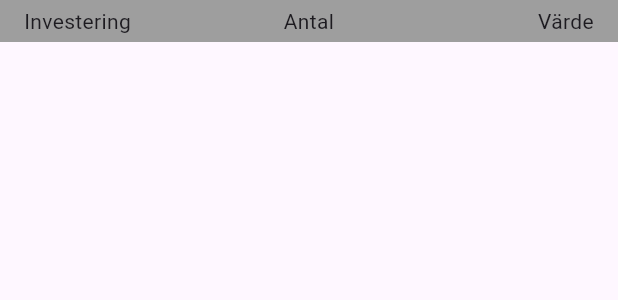
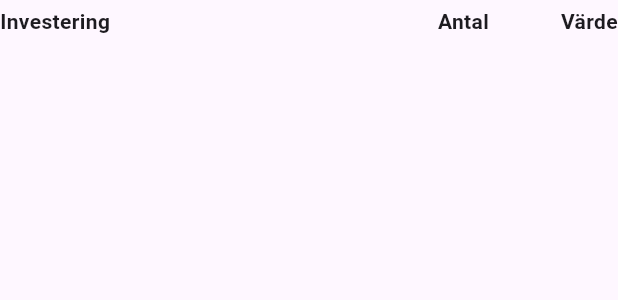
Before and after one commit to Wiiggyy/bankopol, a Flutter app: the InvestmentItemHeader widget shown alone on an empty page, opened directly, on a phone screen of 412 x 824 dp. Shown: the top 300 px of the screen. Run offline on Flutter 3.47's test engine with Material 3 defaults, Android fonts, the light colour scheme and no system bars; our stand-ins replace camera, dio, flip_card; missing offline and left inert: google_mlkit_barcode_scanning, qr_bar_code_scanner_dialog; network calls fail; Roboto replaces fonts that are missing (San Francisco).

Commit message:
style fix

```diff
--- a/lib/main.dart
+++ b/lib/main.dart
@@ -19,6 +19,7 @@ class _MyAppState extends State<MyApp> {
   @override
   Widget build(BuildContext context) {
     return MaterialApp(
+      theme: ThemeData(fontFamily: 'San Francisco'),
       title: 'Flutter Demo',
       home: StartScreen(
         gameProvider: gameProvider,
--- a/lib/widgets/investments/investment_item_header.dart
+++ b/lib/widgets/investments/investment_item_header.dart
@@ -9,18 +9,18 @@ class InvestmentItemHeader extends StatelessWidget {
   Widget build(BuildContext context) {
     return Container(
       width: double.infinity,
-      color: Colors.grey,
       padding: const EdgeInsets.symmetric(
-        horizontal: 16,
+        // horizontal: 16,
         vertical: 4,
       ),
       child: const Row(
         children: [
           Expanded(
-            flex: 2,
+            flex: 4,
             child: Text(
               'Investering',
               textAlign: TextAlign.left,
+              style: TextStyle(fontWeight: FontWeight.bold),
             ),
           ),
           Expanded(
@@ -28,13 +28,15 @@ class InvestmentItemHeader extends StatelessWidget {
             child: Text(
               'Antal',
               textAlign: TextAlign.center,
+              style: TextStyle(fontWeight: FontWeight.bold),
             ),
           ),
           Expanded(
-            flex: 2,
+            flex: 1,
             child: Text(
               'Värde',
               textAlign: TextAlign.right,
+              style: TextStyle(fontWeight: FontWeight.bold),
             ),
           ),
         ],
```
Also changed, not shown: lib/widgets/investments/investment_item.dart (+9 -4 lines), lib/widgets/investments/investment_list.dart (+6 -3 lines), lib/widgets/investments/leader_board.dart (+13 -17 lines).
